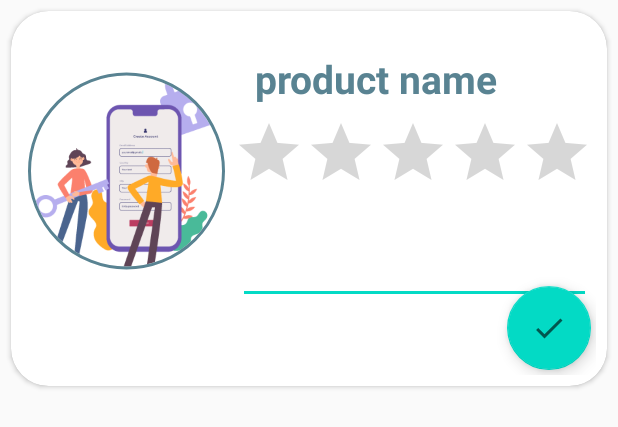
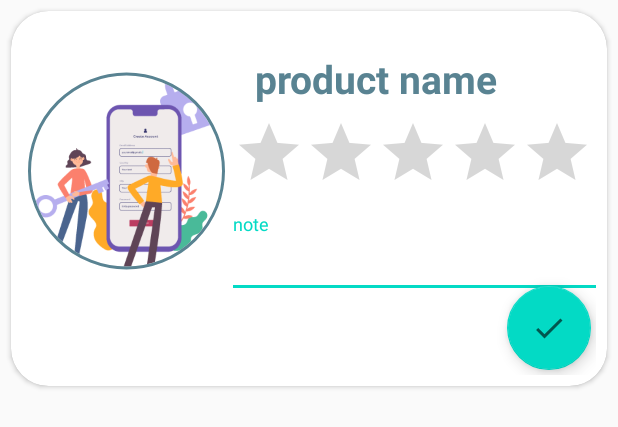
Before and after one commit to linafayez/My-Shop, an Android app: the layout feedback.xml on its own in the app's theme, with its tools: preview values and no code run, on a phone screen of 412 x 824 dp. Shown: the top 427 px of the screen. Run offline under Robolectric (Android 15) with nearby library versions, the phone set to English and light mode, and no system bars; Roboto replaces fonts that are not available here.

Commit message:
feedback

```diff
--- a/app/src/main/res/layout/feedback.xml
+++ b/app/src/main/res/layout/feedback.xml
@@ -54,19 +54,24 @@
             app:layout_constraintStart_toEndOf="@+id/state"
             app:layout_constraintTop_toBottomOf="@+id/textView20" />
 
-        <EditText
-            android:id="@+id/editTextTextMultiLine"
-            android:layout_width="235dp"
-            android:layout_height="67dp"
-            android:ems="10"
-            android:gravity="start|top"
-            android:inputType="textMultiLine"
+        <com.google.android.material.textfield.TextInputLayout
+            android:id="@+id/note"
+            android:layout_width="250dp"
+            android:layout_height="wrap_content"
+            android:layout_margin="7dp"
+            android:layout_marginTop="7dp"
+            android:hint="note"
             app:layout_constraintEnd_toEndOf="parent"
             app:layout_constraintStart_toStartOf="@+id/ratingBar"
-            app:layout_constraintTop_toBottomOf="@+id/ratingBar" />
+            app:layout_constraintTop_toBottomOf="@+id/ratingBar"
+            >
 
+            <com.google.android.material.textfield.TextInputEditText
+                android:layout_width="match_parent"
+                android:layout_height="wrap_content" />
+        </com.google.android.material.textfield.TextInputLayout>
         <com.google.android.material.floatingactionbutton.FloatingActionButton
-            android:id="@+id/floatingActionButton2"
+            android:id="@+id/done"
             android:layout_width="wrap_content"
             android:layout_height="wrap_content"
             android:layout_margin="3dp"
```
Also changed, not shown: app/src/main/java/com/shop/myshop/FeedbackModel.java (added, +51 -0 lines), app/src/main/java/com/shop/myshop/OrderModel.java (+9 -0 lines), app/src/main/java/com/shop/myshop/ProductsModel.java (+17 -0 lines), app/src/main/java/com/shop/myshop/User/FeedBackAdapter.java (added, +137 -0 lines), app/src/main/java/com/shop/myshop/User/OrderUser.java (+14 -1 lines), app/src/main/java/com/shop/myshop/User/feedback.java (added, +74 -0 lines), app/src/main/java/com/shop/myshop/feedback.java (deleted, +0 -23 lines), app/src/main/res/layout/fragment_feedback.xml (+15 -1 lines), app/src/main/res/navigation/nav_graph.xml (+6 -2 lines).
